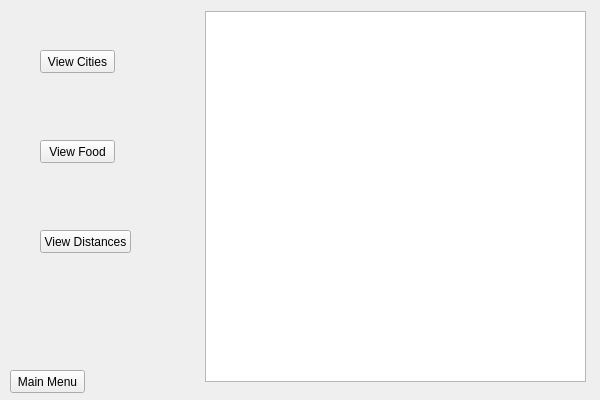
AaronGeesink/CS1D-European-Vacation-Project, file European-Vacation-Program/viewwindow.ui: the form before one commit.
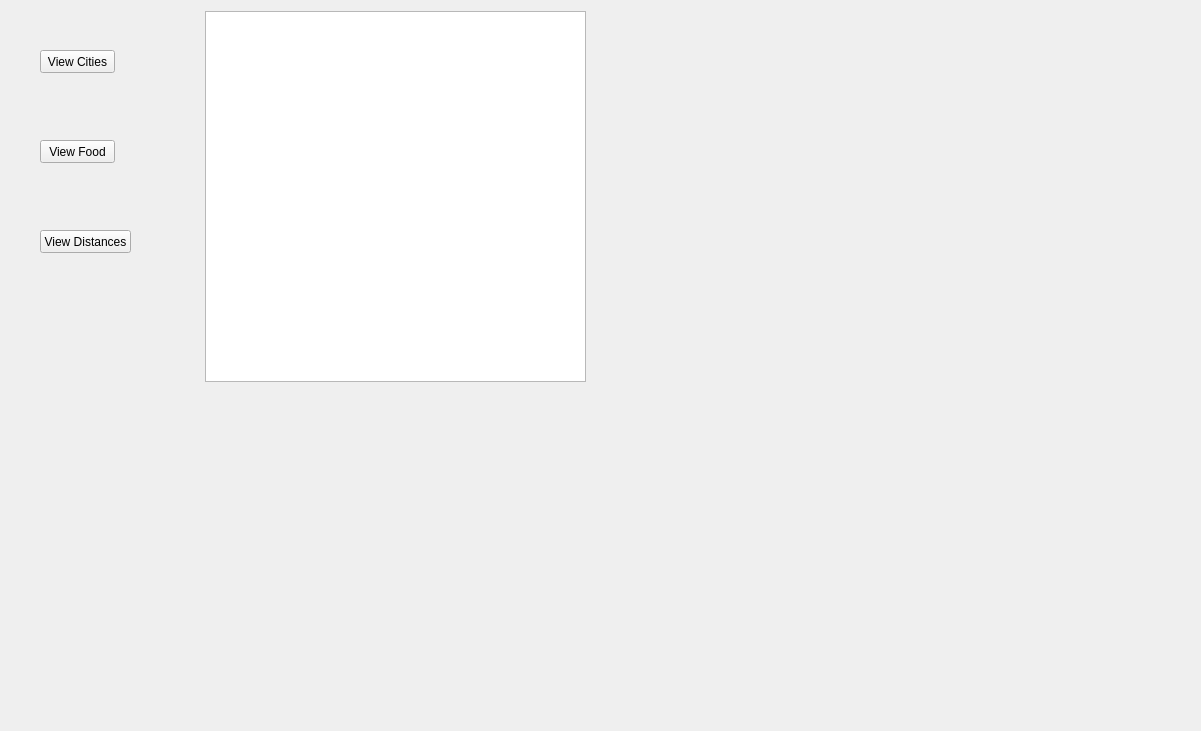
The form after the commit.

The edit to the form file:
```diff
--- a/European-Vacation-Program/viewwindow.ui
+++ b/European-Vacation-Program/viewwindow.ui
@@ -6,26 +6,13 @@
    <rect>
     <x>0</x>
     <y>0</y>
-    <width>600</width>
-    <height>400</height>
+    <width>1201</width>
+    <height>731</height>
    </rect>
   </property>
   <property name="windowTitle">
    <string>Form</string>
   </property>
-  <widget class="QPushButton" name="moveToMain">
-   <property name="geometry">
-    <rect>
-     <x>10</x>
-     <y>370</y>
-     <width>75</width>
-     <height>23</height>
-    </rect>
-   </property>
-   <property name="text">
-    <string>Main Menu</string>
-   </property>
-  </widget>
   <widget class="QTableView" name="databaseView">
    <property name="geometry">
     <rect>
```
